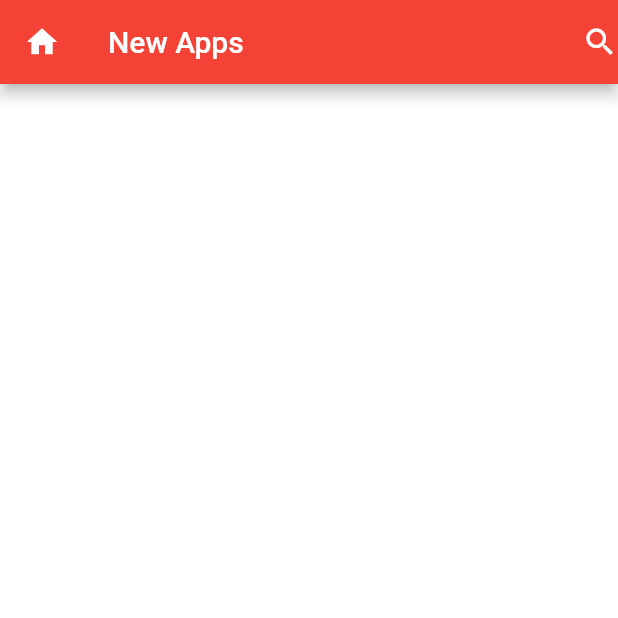
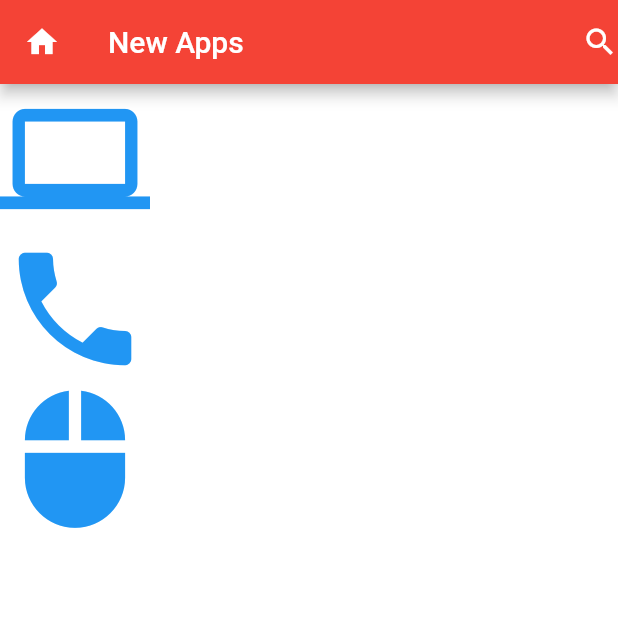
Before and after one commit to sifendi/flutter_belajar, a Flutter app: the screen it shows after launch, on a phone screen of 412 x 824 dp, the top half of it. Run offline on Flutter 3.47's test engine with Material 2 defaults, Android fonts, the phone set to English and light mode, and no system bars.

Commit message:
colom and row

```diff
--- a/lib/main.dart
+++ b/lib/main.dart
@@ -3,7 +3,7 @@ import 'package:flutter/material.dart';
 void main() {
   runApp(new MaterialApp(
     title: "New Apss",
-    home: new appbar(),
+    home: new funtioncolomn(),
   ));
 }
 
@@ -12,7 +12,7 @@ class iconstyle extends StatelessWidget {
   Widget build(BuildContext context) {
     // TODO: implement build
     return new Scaffold(
-      body : new Center(
+        body: new Center(
       child: new Container(
         color: Colors.blue[900],
         width: 200.0,
@@ -21,11 +21,9 @@ class iconstyle extends StatelessWidget {
           child: new Icon(Icons.android),
         ),
       ),
-      )
-    );
+    ));
   }
 }
-
 
 class appbar extends StatelessWidget {
   @override
@@ -33,16 +31,86 @@ class appbar extends StatelessWidget {
     // TODO: implement build
     return new Scaffold(
       backgroundColor: Colors.white,
-
       appBar: new AppBar(
         backgroundColor: Colors.red,
         leading: new Icon(Icons.home),
         title: new Text("New Apps"),
-         actions: <Widget>[
-           new Icon(Icons.search)
-         ],
-
+        actions: <Widget>[new Icon(Icons.search)],
       ),
     );
   }
 }
+
+class funtionrow extends StatelessWidget {
+  @override
+  Widget build(BuildContext context) {
+    // TODO: implement build
+    return new Scaffold(
+      backgroundColor: Colors.white,
+      appBar: new AppBar(
+        backgroundColor: Colors.red,
+        leading: new Icon(Icons.home),
+        title: new Text("New Apps"),
+        actions: <Widget>[new Icon(Icons.search)],
+      ),
+      body: new Container(
+        child : new Row(
+          children: <Widget>[
+            new Icon(
+              Icons.computer,
+              size: 100,
+              color: Colors.blue,
+            ),
+            new Icon(
+              Icons.phone,
+              size: 100,
+              color: Colors.blue,
+            ),
+            new Icon(
+              Icons.mouse,
+              size: 100,
+              color: Colors.blue,
+            ),
+          ],
+        )
+      ),
+    );
+  }
+}
+
+class funtioncolomn extends StatelessWidget {
+  @override
+  Widget build(BuildContext context) {
+    // TODO: implement build
+    return new Scaffold(
+      backgroundColor: Colors.white,
+      appBar: new AppBar(
+        backgroundColor: Colors.red,
+        leading: new Icon(Icons.home),
+        title: new Text("New Apps"),
+        actions: <Widget>[new Icon(Icons.search)],
+      ),
+      body: new Container(
+          child : new Column(
+            children: <Widget>[
+              new Icon(
+                Icons.computer,
+                size: 100,
+                color: Colors.blue,
+              ),
+              new Icon(
+                Icons.phone,
+                size: 100,
+                color: Colors.blue,
+              ),
+              new Icon(
+                Icons.mouse,
+                size: 100,
+                color: Colors.blue,
+              ),
+            ],
+          )
+      ),
+    );
+  }
+}
```
Lines whose indentation alone changed are shown as unchanged.
